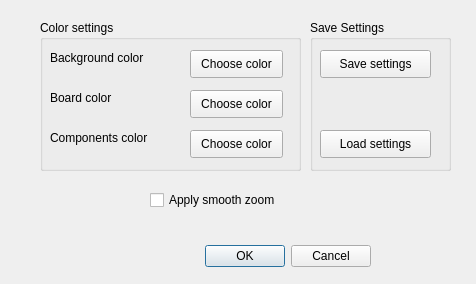
This is settings.ui in Evheney/XmlSchemeViewer as Qt 5 draws it before an edit. The edited form follows.
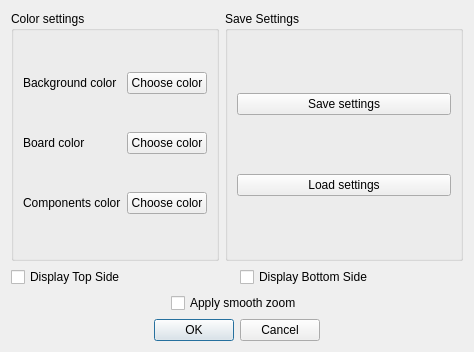
This is the edited form.

Commit message: added top bottom display and created settings for it

```diff
--- a/settings.ui
+++ b/settings.ui
@@ -6,142 +6,69 @@
    <rect>
     <x>0</x>
     <y>0</y>
-    <width>476</width>
-    <height>284</height>
+    <width>474</width>
+    <height>352</height>
    </rect>
   </property>
   <property name="windowTitle">
    <string>Settings</string>
   </property>
-  <widget class="QDialogButtonBox" name="buttonBox">
-   <property name="geometry">
-    <rect>
-     <x>30</x>
-     <y>240</y>
-     <width>341</width>
-     <height>32</height>
-    </rect>
-   </property>
-   <property name="orientation">
-    <enum>Qt::Horizontal</enum>
-   </property>
-   <property name="standardButtons">
-    <set>QDialogButtonBox::Cancel|QDialogButtonBox::Ok</set>
-   </property>
-  </widget>
-  <widget class="QCheckBox" name="smoothZoomCheck">
-   <property name="geometry">
-    <rect>
-     <x>150</x>
-     <y>190</y>
-     <width>151</width>
-     <height>20</height>
-    </rect>
-   </property>
-   <property name="text">
-    <string>Apply smooth zoom</string>
-   </property>
-  </widget>
+  <layout class="QVBoxLayout" name="verticalLayout_3">
+   <item>
+    <layout class="QHBoxLayout" name="horizontalLayout_3">
+     <item>
   <widget class="QGroupBox" name="groupBox">
-   <property name="geometry">
-    <rect>
-     <x>40</x>
-     <y>20</y>
-     <width>261</width>
-     <height>151</height>
-    </rect>
-   </property>
    <property name="title">
     <string>Color settings</string>
    </property>
+       <layout class="QGridLayout" name="gridLayout">
+        <item row="0" column="0">
    <widget class="QLabel" name="label">
-    <property name="geometry">
-     <rect>
-      <x>10</x>
-      <y>30</y>
-      <width>111</width>
-      <height>16</height>
-     </rect>
-    </property>
     <property name="text">
      <string>Background color</string>
     </property>
    </widget>
+        </item>
+        <item row="0" column="1">
    <widget class="QPushButton" name="backgroundColorButton">
-    <property name="geometry">
-     <rect>
-      <x>150</x>
-      <y>30</y>
-      <width>93</width>
-      <height>28</height>
-     </rect>
-    </property>
     <property name="text">
      <string>Choose color</string>
     </property>
    </widget>
-   <widget class="QPushButton" name="boardColorButton">
-    <property name="geometry">
-     <rect>
-      <x>150</x>
-      <y>70</y>
-      <width>93</width>
-      <height>28</height>
-     </rect>
-    </property>
-    <property name="text">
-     <string>Choose color</string>
-    </property>
-   </widget>
-   <widget class="QPushButton" name="componentColorButton">
-    <property name="geometry">
-     <rect>
-      <x>150</x>
-      <y>110</y>
-      <width>93</width>
-      <height>28</height>
-     </rect>
-    </property>
-    <property name="text">
-     <string>Choose color</string>
-    </property>
-   </widget>
+        </item>
+        <item row="1" column="0">
    <widget class="QLabel" name="label_2">
-    <property name="geometry">
-     <rect>
-      <x>10</x>
-      <y>70</y>
-      <width>101</width>
-      <height>16</height>
-     </rect>
-    </property>
     <property name="text">
      <string>Board color</string>
     </property>
    </widget>
+        </item>
+        <item row="1" column="1">
+         <widget class="QPushButton" name="boardColorButton">
+          <property name="text">
+           <string>Choose color</string>
+          </property>
+         </widget>
+        </item>
+        <item row="2" column="0">
    <widget class="QLabel" name="label_3">
-    <property name="geometry">
-     <rect>
-      <x>10</x>
-      <y>110</y>
-      <width>111</width>
-      <height>16</height>
-     </rect>
-    </property>
     <property name="text">
      <string>Components color</string>
     </property>
    </widget>
-  </widget>
+        </item>
+        <item row="2" column="1">
+         <widget class="QPushButton" name="componentColorButton">
+          <property name="text">
+           <string>Choose color</string>
+          </property>
+         </widget>
+        </item>
+       </layout>
+      </widget>
+     </item>
+     <item>
   <widget class="QGroupBox" name="groupBox_2">
-   <property name="geometry">
-    <rect>
-     <x>310</x>
-     <y>20</y>
-     <width>141</width>
-     <height>151</height>
-    </rect>
-   </property>
    <property name="sizePolicy">
     <sizepolicy hsizetype="Preferred" vsizetype="Preferred">
      <horstretch>1</horstretch>
@@ -151,28 +78,16 @@
    <property name="title">
     <string>Save Settings</string>
    </property>
+       <layout class="QVBoxLayout" name="verticalLayout_2">
+        <item>
    <widget class="QPushButton" name="saveButton">
-    <property name="geometry">
-     <rect>
-      <x>10</x>
-      <y>30</y>
-      <width>111</width>
-      <height>28</height>
-     </rect>
-    </property>
     <property name="text">
      <string>Save settings</string>
     </property>
    </widget>
+        </item>
+        <item>
    <widget class="QPushButton" name="loadButton">
-    <property name="geometry">
-     <rect>
-      <x>10</x>
-      <y>110</y>
-      <width>111</width>
-      <height>28</height>
-     </rect>
-    </property>
     <property name="sizePolicy">
      <sizepolicy hsizetype="Expanding" vsizetype="Fixed">
       <horstretch>0</horstretch>
@@ -183,7 +98,56 @@
      <string>Load settings</string>
     </property>
    </widget>
-  </widget>
+        </item>
+       </layout>
+      </widget>
+     </item>
+    </layout>
+   </item>
+   <item>
+    <layout class="QHBoxLayout" name="horizontalLayout_2">
+     <item>
+      <widget class="QCheckBox" name="topSide">
+       <property name="text">
+        <string>Display Top Side </string>
+       </property>
+      </widget>
+     </item>
+     <item>
+      <widget class="QCheckBox" name="bottomSide">
+       <property name="text">
+        <string>Display Bottom Side </string>
+       </property>
+      </widget>
+     </item>
+    </layout>
+   </item>
+   <item>
+    <layout class="QHBoxLayout" name="horizontalLayout">
+     <item alignment="Qt::AlignHCenter">
+      <widget class="QCheckBox" name="smoothZoomCheck">
+       <property name="text">
+        <string>Apply smooth zoom</string>
+       </property>
+      </widget>
+     </item>
+    </layout>
+   </item>
+   <item>
+    <layout class="QVBoxLayout" name="verticalLayout">
+     <item alignment="Qt::AlignHCenter">
+      <widget class="QDialogButtonBox" name="buttonBox">
+       <property name="orientation">
+        <enum>Qt::Horizontal</enum>
+       </property>
+       <property name="standardButtons">
+        <set>QDialogButtonBox::Cancel|QDialogButtonBox::Ok</set>
+       </property>
+      </widget>
+     </item>
+    </layout>
+   </item>
+  </layout>
  </widget>
  <resources/>
  <connections>
```
Lines whose indentation alone changed are shown as unchanged. The commit also changes 10 other files.
